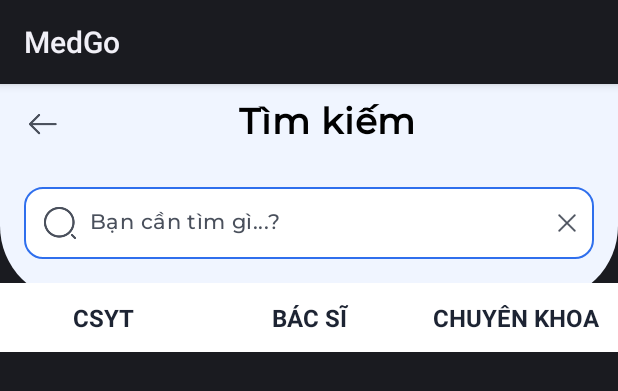
After one commit to hongcer11/MedGo, an Android app: the layout activity_search_kqactivity.xml on its own in the app's theme, with its tools: preview values and no code run, on a phone screen of 412 x 824 dp. The commit adds this screen. Shown: the top 391 px of the screen. Run offline under Robolectric (Android 15) with nearby library versions, the phone set to English and light mode, and no system bars.

Commit message:
màn hình tìm kiếm + kq

```diff
--- a/app/src/main/AndroidManifest.xml
+++ b/app/src/main/AndroidManifest.xml
@@ -12,6 +12,9 @@
         android:supportsRtl="true"
         android:theme="@style/Theme.MedGo"
         tools:targetApi="31">
+        <activity
+            android:name="com.group4.ui.SearchActivity.SearchKQActivity"
+            android:exported="false" />
         <activity
             android:name="com.group4.ui.SearchActivity.BVDetailActivity"
             android:exported="false" />
--- /dev/null
+++ b/app/src/main/res/drawable/tab_background_selector.xml
@@ -0,0 +1,25 @@
+<?xml version="1.0" encoding="utf-8"?>
+<selector xmlns:android="http://schemas.android.com/apk/res/android">
+    <item android:state_selected="true">
+        <layer-list>
+            <item>
+                <shape android:shape="rectangle">
+                    <solid android:color="@color/primary_100" />
+                    <corners
+                        android:topLeftRadius="8dp"
+                        android:topRightRadius="8dp"
+                        android:bottomLeftRadius="0dp"  android:bottomRightRadius="0dp" /> </shape>
+            </item>
+            <item android:gravity="bottom">
+                <shape android:shape="rectangle">
+                    <size android:height="2dp" /> <solid android:color="@android:color/black" /> </shape>
+            </item>
+        </layer-list>
+    </item>
+
+    <item>
+        <shape android:shape="rectangle">
+            <solid android:color="@color/white_primary" />
+        </shape>
+    </item>
+</selector>
--- /dev/null
+++ b/app/src/main/res/drawable/tab_text_color_selector.xml
@@ -0,0 +1,3 @@
+<?xml version="1.0" encoding="utf-8"?>
+<selector xmlns:android="http://schemas.android.com/apk/res/android">
+    <item android:state_selected="true" android:color="@color/primary_700" /> <item android:color="@color/black_secondary" /> </selector>
--- a/app/src/main/res/layout/activity_bvdetail.xml
+++ b/app/src/main/res/layout/activity_bvdetail.xml
@@ -9,7 +9,7 @@
     <androidx.constraintlayout.widget.ConstraintLayout
         android:id="@+id/toolbarLayout"
         android:layout_width="match_parent"
-        android:layout_height="?attr/actionBarSize"
+        android:layout_height="wrap_content"
         android:background="@color/primary_100"
         android:paddingStart="16dp"
         android:paddingEnd="16dp"
@@ -271,6 +271,7 @@
             android:text="Chỉ đường"
             android:textAllCaps="false"
             android:textColor="#2F6FED"
+            android:gravity="center"
             style="@style/TextBody1_600"
             app:layout_constraintBottom_toBottomOf="parent"
             app:layout_constraintEnd_toStartOf="@+id/btnBook"
@@ -287,6 +288,7 @@
             android:background="@drawable/btn_solid_blue"
             android:text="Đặt khám ngay"
             android:textAllCaps="false"
+            android:gravity="center"
             android:textColor="#FFFFFF"
             style="@style/TextBody1_600"
             app:layout_constraintBottom_toBottomOf="parent"
--- /dev/null
+++ b/app/src/main/res/layout/activity_search_kqactivity.xml
@@ -0,0 +1,189 @@
+<?xml version="1.0" encoding="utf-8"?>
+<androidx.constraintlayout.widget.ConstraintLayout xmlns:android="http://schemas.android.com/apk/res/android"
+    xmlns:app="http://schemas.android.com/apk/res-auto"
+    xmlns:tools="http://schemas.android.com/tools"
+    android:id="@+id/main"
+    android:layout_width="match_parent"
+    android:layout_height="match_parent"
+    tools:context="com.group4.ui.SearchActivity.SearchKQActivity">
+    <androidx.constraintlayout.widget.ConstraintLayout
+    android:id="@+id/toolbarLayout"
+    android:layout_width="match_parent"
+    android:layout_height="wrap_content"
+    android:paddingStart="16dp"
+    android:paddingEnd="16dp"
+    android:paddingTop="8dp"
+    android:background="@color/primary_100"
+    app:layout_constraintTop_toTopOf="parent"
+    app:layout_constraintStart_toStartOf="parent"
+    app:layout_constraintEnd_toEndOf="parent">
+
+    <ImageView
+        android:id="@+id/backArrow"
+        android:layout_width="24dp"
+        android:layout_height="24dp"
+        android:src="@drawable/arrow_left"
+        app:layout_constraintStart_toStartOf="parent"
+        app:layout_constraintTop_toTopOf="parent"
+        app:layout_constraintBottom_toBottomOf="parent"
+        android:contentDescription="Quay lại" />
+
+    <TextView
+        style="@style/TextBody3_500"
+        android:id="@+id/screenTitle"
+        android:layout_width="wrap_content"
+        android:layout_height="wrap_content"
+        android:text="Tìm kiếm"
+        android:textSize="24sp"
+        android:textStyle="bold"
+        android:textColor="@android:color/black"
+        app:layout_constraintStart_toEndOf="@id/backArrow"
+        app:layout_constraintEnd_toEndOf="parent"
+        app:layout_constraintTop_toTopOf="parent"
+        app:layout_constraintBottom_toBottomOf="parent" />
+
+</androidx.constraintlayout.widget.ConstraintLayout>
+
+    <View
+        android:id="@+id/blueBackgroundRect"
+        android:layout_width="0dp"
+        android:layout_height="100dp"
+        android:background="@drawable/rounded_blue_background"
+        app:layout_constraintEnd_toEndOf="parent"
+        app:layout_constraintStart_toStartOf="parent"
+        app:layout_constraintTop_toBottomOf="@+id/toolbarLayout" />
+
+    <androidx.constraintlayout.widget.ConstraintLayout
+        android:id="@+id/searchBarContainer"
+        android:layout_width="match_parent"
+        android:layout_height="wrap_content"
+        android:layout_marginStart="16dp"
+        android:layout_marginTop="24dp"
+        android:layout_marginEnd="16dp"
+        android:background="@drawable/bg_edittext_default"
+        app:layout_constraintEnd_toEndOf="parent"
+        app:layout_constraintHorizontal_bias="0.0"
+        app:layout_constraintStart_toStartOf="parent"
+        app:layout_constraintTop_toTopOf="@id/blueBackgroundRect">
+
+        <ImageView
+            android:id="@+id/searchIcon"
+            android:layout_width="24dp"
+            android:layout_height="24dp"
+            android:layout_marginStart="12dp"
+            android:contentDescription="Biểu tượng tìm kiếm"
+            android:src="@drawable/search_normal"
+            app:layout_constraintBottom_toBottomOf="parent"
+            app:layout_constraintStart_toStartOf="parent"
+            app:layout_constraintTop_toTopOf="parent" />
+
+        <EditText
+            android:id="@+id/searchEditText"
+            android:layout_width="0dp"
+            android:layout_height="48dp"
+            android:layout_marginStart="8dp"
+            android:layout_marginEnd="8dp"
+            style="@style/TextBody2_500"
+            android:background="@android:color/transparent"
+            android:hint="Bạn cần tìm gì...?"
+            android:inputType="text"
+            android:maxLines="1"
+            android:paddingEnd="0dp"
+            android:paddingStart="0dp"
+            android:paddingVertical="12dp"
+            android:singleLine="true"
+            android:textColor="@color/black_primary"
+            android:textColorHint="@color/black_secondary"
+            app:layout_constraintBottom_toBottomOf="parent"
+            app:layout_constraintEnd_toStartOf="@+id/clearTextIcon"
+            app:layout_constraintHorizontal_bias="0.0"
+            app:layout_constraintStart_toEndOf="@+id/searchIcon"
+            app:layout_constraintTop_toTopOf="parent"
+            app:layout_constraintVertical_bias="0.0" />
+
+        <ImageView
+            android:id="@+id/clearTextIcon"
+            android:layout_width="12dp"
+            android:layout_height="12dp"
+            android:layout_marginEnd="12dp"
+            android:src="@drawable/iconx"
+            android:visibility="visible"
+            app:layout_constraintBottom_toBottomOf="parent"
+            app:layout_constraintEnd_toEndOf="parent"
+            app:layout_constraintTop_toTopOf="parent" />
+
+    </androidx.constraintlayout.widget.ConstraintLayout>
+
+    <LinearLayout
+        android:id="@+id/customTabLayout"
+        android:layout_width="match_parent"
+        android:layout_height="wrap_content"
+        android:orientation="horizontal"
+        android:layout_marginTop="16dp"
+        android:background="@color/white_primary"
+        app:layout_constraintTop_toBottomOf="@+id/searchBarContainer"
+        app:layout_constraintStart_toStartOf="parent"
+        app:layout_constraintEnd_toEndOf="parent">
+
+        <TextView
+            android:id="@+id/tabCsyt"
+            android:layout_width="0dp"
+            android:layout_height="wrap_content"
+            android:layout_weight="1"
+            android:text="CSYT"
+            android:gravity="center"
+            android:paddingTop="12dp"
+            android:paddingBottom="12dp"
+            android:background="@drawable/tab_background_selector"
+            android:textColor="@color/black_primary"
+            android:textSize="16sp"
+            android:textStyle="bold" />
+
+        <TextView
+            android:id="@+id/tabBacSi"
+            android:layout_width="0dp"
+            android:layout_height="wrap_content"
+            android:layout_weight="1"
+            android:text="BÁC SĨ"
+            android:gravity="center"
+            android:paddingTop="12dp"
+            android:paddingBottom="12dp"
+            android:background="@drawable/tab_background_selector"
+            android:textColor="@color/black_primary"
+            android:textSize="16sp"
+            android:textStyle="bold" />
+
+        <TextView
+            android:id="@+id/tabChuyenKhoa"
+            android:layout_width="0dp"
+            android:layout_height="wrap_content"
+            android:layout_weight="1"
+            android:text="CHUYÊN KHOA"
+            android:gravity="center"
+            android:paddingTop="12dp"
+            android:paddingBottom="12dp"
+            android:background="@drawable/tab_background_selector"
+            android:textColor="@color/black_primary"
+            android:textSize="16sp"
+            android:textStyle="bold" />
+
+    </LinearLayout>
+
+    <ScrollView
+        android:id="@+id/fragmentScrollView"
+        android:layout_width="match_parent"
+        android:layout_height="0dp"
+        app:layout_constraintTop_toBottomOf="@+id/customTabLayout"
+        app:layout_constraintBottom_toBottomOf="parent" app:layout_constraintStart_toStartOf="parent"
+        app:layout_constraintEnd_toEndOf="parent">
+
+        <FrameLayout
+            android:id="@+id/fragmentContainer"
+            android:layout_width="match_parent"
+            android:layout_height="wrap_content" />
+
+    </ScrollView>
+
+
+
+</androidx.constraintlayout.widget.ConstraintLayout>
--- a/app/src/main/res/layout/fragment_home.xml
+++ b/app/src/main/res/layout/fragment_home.xml
@@ -21,8 +21,8 @@
             app:layout_constraintEnd_toEndOf="parent">
 
             <ImageView
-                android:layout_width="wrap_content"
-                android:layout_height="wrap_content"
+                android:layout_width="48dp"
+                android:layout_height="48dp"
                 android:src="@drawable/medgo"/>
 
             <TextView
@@ -46,7 +46,7 @@
             app:layout_constraintTop_toBottomOf="@id/headerLayout"
             app:layout_constraintStart_toStartOf="parent"
             app:layout_constraintEnd_toEndOf="parent"/>
-<!--android:background="@drawable/bg_search"-->
+
 
         <!-- 3. Khung các chức năng -->
         <androidx.cardview.widget.CardView
```
Also changed, not shown: app/src/main/java/com/group4/ui/SearchActivity/SearchKQActivity.java (added, +27 -0 lines), app/src/main/res/layout/activity_main.xml (+9 -8 lines), app/src/main/res/layout/speaksearch.xml (added, +84 -0 lines), app/src/main/res/menu/search_navbar.xml (added, +12 -0 lines), app/src/main/res/drawable/filter_remove.png (added), app/src/main/res/drawable/ic_arrow_down.png (added), app/src/main/res/drawable/iconx.png (added), app/src/main/res/drawable/medgo.jpg (deleted), app/src/main/res/drawable/microphone1.png (added).
